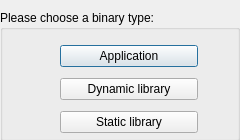
Before: the Qt Designer form vcbld-gui/dialog.ui in dreamplayerzhang/vcbld, drawn with Qt 5.
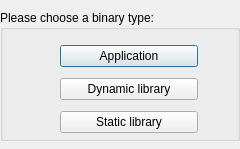
After: the same form once the commit is applied.

What changed in the file:
```diff
--- a/vcbld-gui/dialog.ui
+++ b/vcbld-gui/dialog.ui
@@ -7,7 +7,7 @@
     <x>0</x>
     <y>0</y>
     <width>240</width>
-    <height>140</height>
+    <height>149</height>
    </rect>
   </property>
   <property name="windowTitle">
@@ -25,7 +25,7 @@
    <property name="title">
     <string>Please choose a binary type:</string>
    </property>
-   <widget class="QWidget" name="">
+   <widget class="QWidget" name="layoutWidget">
     <property name="geometry">
      <rect>
       <x>60</x>
```
